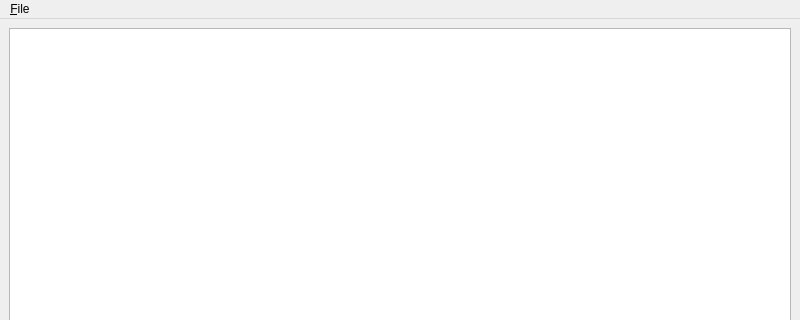
Qt form branches/trunk/UI/pageviewer.ui (textbrowser/spot-on) before a commit; both pictures show x 0 to 800 and y 0 to 320 of the 800 by 600 pixel window.
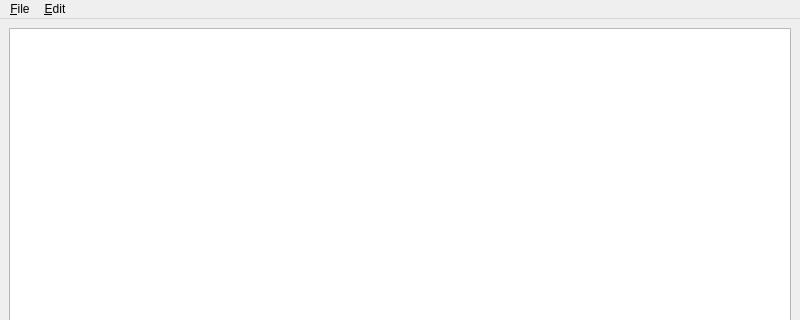
The same form after that commit. Icons and pictures are not drawn. Custom widgets are drawn as their Qt base class.

Patch:
```diff
--- a/branches/trunk/UI/pageviewer.ui
+++ b/branches/trunk/UI/pageviewer.ui
@@ -91,7 +91,14 @@
     <addaction name="separator"/>
     <addaction name="action_Close"/>
    </widget>
+   <widget class="QMenu" name="menu_Edit">
+    <property name="title">
+     <string>&amp;Edit</string>
+    </property>
+    <addaction name="action_Find"/>
+   </widget>
    <addaction name="menu_File"/>
+   <addaction name="menu_Edit"/>
   </widget>
   <action name="action_Close">
    <property name="text">
```
Left out of the diff: 8 changed lines with no effect on the pictures.
